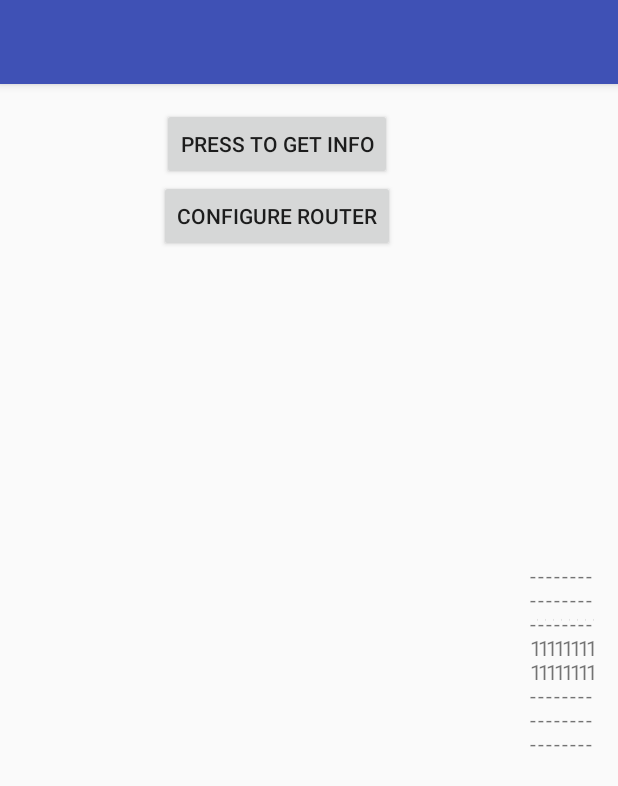
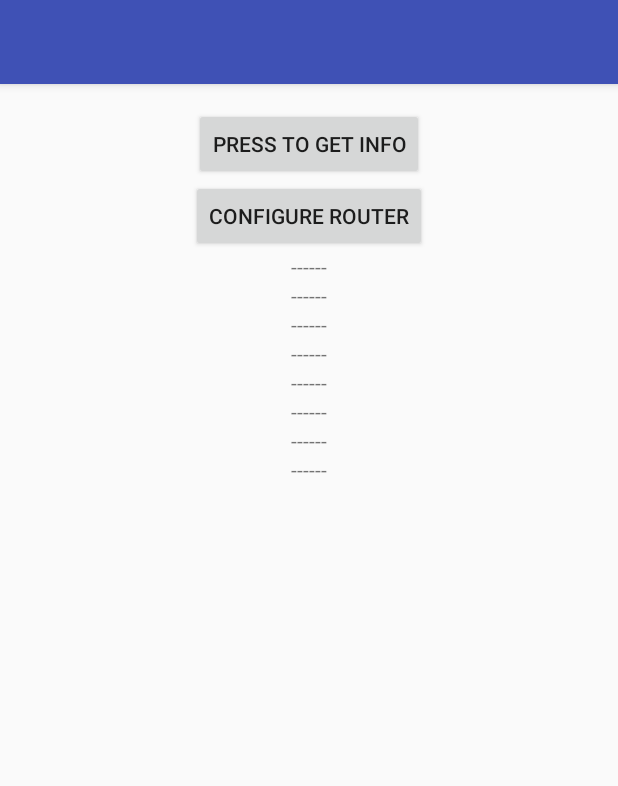
Before and after one commit to liorsap1/SW-Final-project-JCE-, an Android app: the screen it shows after launch (MainActivity), on a phone screen of 412 x 824 dp. Shown: the top 786 px of the screen. Run offline under Robolectric (Android 15) with nearby library versions, the phone set to English and light mode, and no system bars.

Commit message:
Fixing design bugs

```diff
--- a/Code/WifiApp2/app/src/main/res/layout/activity_main.xml
+++ b/Code/WifiApp2/app/src/main/res/layout/activity_main.xml
@@ -49,9 +49,9 @@
                 android:layout_weight="1"
                 android:layout_gravity="center"
                 android:id="@+id/config_route"/>
-    </LinearLayout>
+
         <TextView
-            android:text="---111---"
+                android:text="------"
                 android:layout_width="wrap_content"
                 android:layout_height="wrap_content"
                 android:layout_weight="1"
@@ -59,53 +59,55 @@
                 android:id="@+id/textView"/>
 
         <TextView
-            android:text="---111---"
+                android:text="------"
                 android:layout_width="wrap_content"
                 android:layout_gravity="center"
                 android:layout_height="wrap_content"
                 android:layout_weight="1"
                 android:id="@+id/textView2"/>
         <TextView
-            android:text="---111---"
+                android:text="------"
                 android:layout_width="wrap_content"
                 android:layout_height="wrap_content"
                 android:layout_weight="1"
                 android:layout_gravity="center"
                 android:id="@+id/textView3"/>
         <TextView
-            android:text="---111---"
+                android:text="------"
                 android:layout_width="wrap_content"
                 android:layout_height="wrap_content"
                 android:layout_weight="1"
                 android:layout_gravity="center"
                 android:id="@+id/textView4"/>
         <TextView
-            android:text="---111---"
+                android:text="------"
                 android:layout_width="wrap_content"
                 android:layout_height="wrap_content"
                 android:layout_weight="1"
                 android:layout_gravity="center"
                 android:id="@+id/textView6"/>
         <TextView
-            android:text="---111---"
+                android:text="------"
                 android:layout_width="wrap_content"
                 android:layout_height="wrap_content"
                 android:layout_weight="1"
                 android:layout_gravity="center"
                 android:id="@+id/textView7"/>
         <TextView
-            android:text="---111---"
+                android:text="------"
                 android:layout_width="wrap_content"
                 android:layout_height="wrap_content"
                 android:layout_weight="1"
                 android:layout_gravity="center"
                 android:id="@+id/textView8"/>
         <TextView
-            android:text="---111---"
+                android:text="------"
                 android:layout_width="wrap_content"
                 android:layout_height="wrap_content"
                 android:layout_weight="1"
                 android:layout_gravity="center"
                 android:id="@+id/textView9"/>
+    </LinearLayout>
+
 
 </LinearLayout>
```
Also changed, not shown: Code/WifiApp2/app/src/main/java/com/example/and/wifiapp/MainActivity.java (+6 -8 lines). Lines whose indentation alone changed are shown as unchanged.
